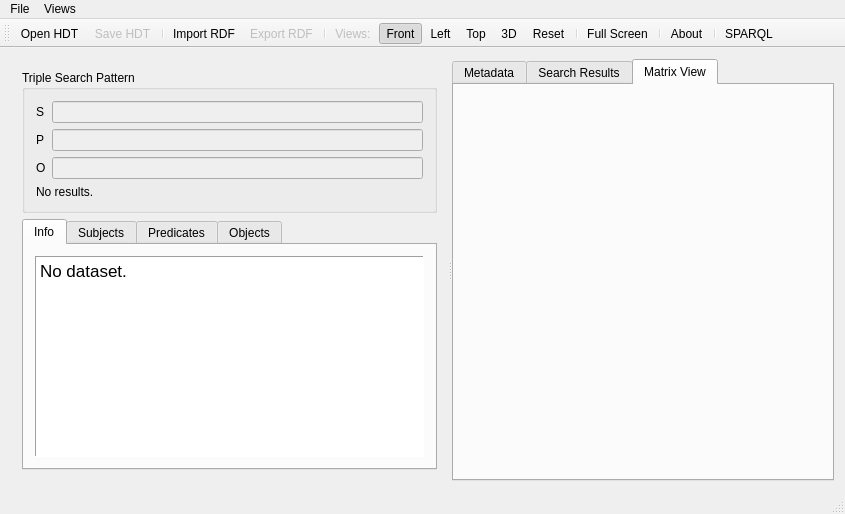
The window that branches/DcompDictionary/hdt-it/hdtit.ui (ryansroberts/hdt-it) describes before a commit, drawn with Qt 5.
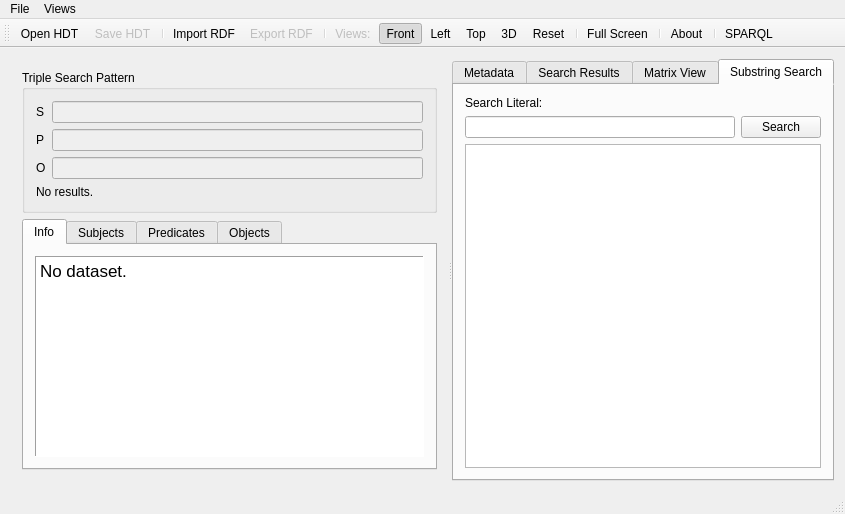
The same window after the commit. The open tabs and pages were chosen to show the change. Icons and pictures are not drawn. Custom widgets are drawn as their Qt base class.

Commit message: Added support for Regex to HDT-it.

```diff
--- a/branches/DcompDictionary/hdt-it/hdtit.ui
+++ b/branches/DcompDictionary/hdt-it/hdtit.ui
@@ -396,6 +396,65 @@
          <string>Matrix View</string>
         </attribute>
        </widget>
+       <widget class="QWidget" name="tabRegex">
+        <attribute name="title">
+         <string>Substring Search</string>
+        </attribute>
+        <layout class="QVBoxLayout" name="verticalLayout_8">
+         <item>
+          <widget class="QLabel" name="label_enterRegex">
+           <property name="text">
+            <string>Search Literal:</string>
+           </property>
+          </widget>
+         </item>
+         <item>
+          <layout class="QGridLayout" name="gridLayout_3">
+           <item row="0" column="0">
+            <widget class="QLineEdit" name="regexEdit"/>
+           </item>
+           <item row="0" column="1">
+            <widget class="QPushButton" name="regexSearchButton">
+             <property name="text">
+              <string>Search</string>
+             </property>
+            </widget>
+           </item>
+          </layout>
+         </item>
+         <item>
+          <widget class="QTableView" name="regexResultsView">
+           <property name="contextMenuPolicy">
+            <enum>Qt::CustomContextMenu</enum>
+           </property>
+           <property name="alternatingRowColors">
+            <bool>true</bool>
+           </property>
+           <property name="textElideMode">
+            <enum>Qt::ElideMiddle</enum>
+           </property>
+           <property name="horizontalScrollMode">
+            <enum>QAbstractItemView::ScrollPerPixel</enum>
+           </property>
+           <attribute name="horizontalHeaderDefaultSectionSize">
+            <number>100</number>
+           </attribute>
+           <attribute name="horizontalHeaderMinimumSectionSize">
+            <number>100</number>
+           </attribute>
+           <attribute name="horizontalHeaderStretchLastSection">
+            <bool>true</bool>
+           </attribute>
+           <attribute name="verticalHeaderDefaultSectionSize">
+            <number>20</number>
+           </attribute>
+           <attribute name="verticalHeaderStretchLastSection">
+            <bool>false</bool>
+           </attribute>
+          </widget>
+         </item>
+        </layout>
+       </widget>
       </widget>
      </widget>
     </item>
```
The commit also changes 9 other files.
